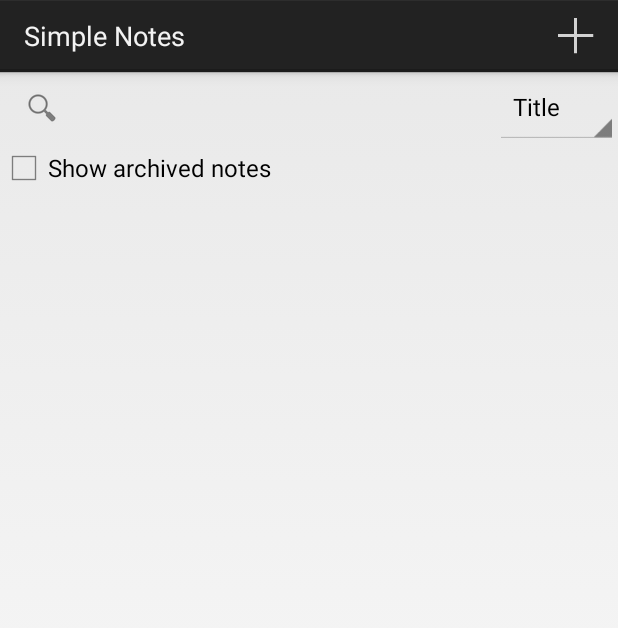
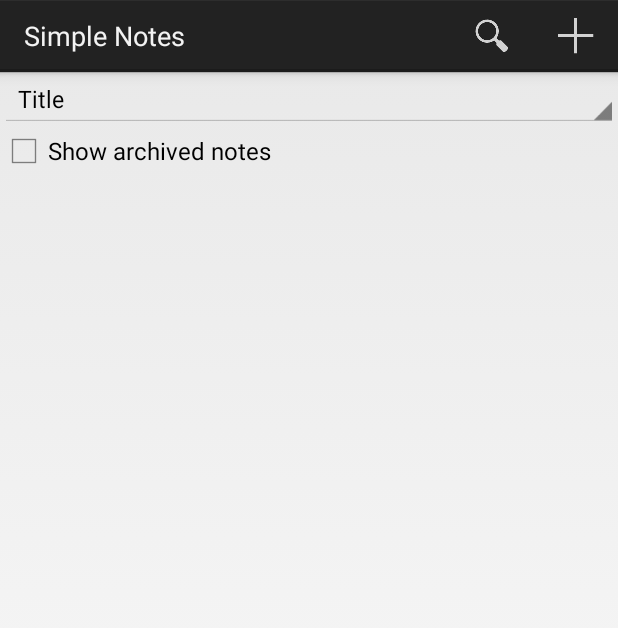
Before and after one commit to Dakstraede/SimpleNotes, an Android app: the screen it shows after launch (MainActivity), on a phone screen of 412 x 824 dp. Shown: the top 628 px of the screen. Run offline under Robolectric (Android 15) with nearby library versions, the phone set to English and light mode, and no system bars.

Commit message:
Search notes in ActionBar, being sure items get added only one time if backpressed in fragments, moved onCreateOptionsMenu to NoteListFragment

```diff
--- a/app/src/main/java/com/gp19/esgi/simplenotes/MainActivity.java
+++ b/app/src/main/java/com/gp19/esgi/simplenotes/MainActivity.java
@@ -21,7 +21,7 @@ public class MainActivity extends Activity implements NoteListFragment.OnFragmen
     protected void onCreate(Bundle savedInstanceState) {
         super.onCreate(savedInstanceState);
         setContentView(R.layout.activity_main);
-        getActionBar().setDisplayHomeAsUpEnabled(false);
+//        getActionBar().setDisplayHomeAsUpEnabled(false);
         helper = new DBHelper(this);
         sqLiteDatabase = helper.getWritableDatabase();
         noteDataSource = new NoteDataSource(sqLiteDatabase);
--- a/app/src/main/java/com/gp19/esgi/simplenotes/MainFragment.java
+++ b/app/src/main/java/com/gp19/esgi/simplenotes/MainFragment.java
@@ -32,30 +32,10 @@ public class MainFragment extends Fragment{
     @Override
     public View onCreateView(LayoutInflater inflater, ViewGroup container,
                              Bundle savedInstanceState) {
-        setHasOptionsMenu(true);
         View view = inflater.inflate(R.layout.main_fragment, container, false);
         getFragmentManager().beginTransaction().add(R.id.main_fragment, new NoteListFragment(), "NoteListFragment").commit();
         return view;
     }
 
-    @Override
-    public void onCreateOptionsMenu(Menu menu, MenuInflater inflater) {
-        inflater.inflate(R.menu.activity_itemlist, menu);
-    }
 
-    @Override
-    public boolean onOptionsItemSelected(MenuItem item) {
-        // handle item selection
-        switch (item.getItemId()) {
-            case R.id.add_item:
-                FragmentTransaction fragmentTransaction = this.getFragmentManager().beginTransaction();
-                AddNoteFragment addNoteFragment = new AddNoteFragment();
-                fragmentTransaction.replace(R.id.rootLayout, addNoteFragment, "AddNoteFragment");
-                fragmentTransaction.addToBackStack("ADDNOTE");
-                fragmentTransaction.commit();
-                return true;
-            default:
-                return super.onOptionsItemSelected(item);
-        }
-    }
 }
--- a/app/src/main/java/com/gp19/esgi/simplenotes/NoteListFragment.java
+++ b/app/src/main/java/com/gp19/esgi/simplenotes/NoteListFragment.java
@@ -2,6 +2,7 @@ package com.gp19.esgi.simplenotes;
 
 import android.app.ActionBar;
 import android.app.Activity;
+import android.app.FragmentTransaction;
 import android.app.LoaderManager;
 import android.content.Loader;
 import android.os.Build;
@@ -13,6 +14,7 @@ import android.view.InflateException;
 import android.view.LayoutInflater;
 import android.view.Menu;
 import android.view.MenuInflater;
+import android.view.MenuItem;
 import android.view.View;
 import android.view.ViewGroup;
 import android.widget.AdapterView;
@@ -67,6 +69,7 @@ public class NoteListFragment extends ListFragment implements AdapterView.OnItem
         }
         try {
             view = inflater.inflate(R.layout.endless_list_layout, container, false);
+            setHasOptionsMenu(true);
         } catch (InflateException e) {
         }
         return view;
@@ -87,9 +90,6 @@ public class NoteListFragment extends ListFragment implements AdapterView.OnItem
         getLoaderManager().initLoader(LOADER_ID, null, this);
         if (getFragmentManager().findFragmentByTag("MainFragment").getView() != null)
         {
-            SearchView searchView = (SearchView) getActivity().findViewById(R.id.searchView);
-            searchView.setOnQueryTextListener(this);
-            searchView.setOnCloseListener(this);
             Spinner spinner = (Spinner) getActivity().findViewById(R.id.sort_spinner);
             spinner.setOnItemSelectedListener(this);
             CheckBox checkBox = (CheckBox) getActivity().findViewById(R.id.checkBox);
@@ -270,4 +270,34 @@ public class NoteListFragment extends ListFragment implements AdapterView.OnItem
 
     @Override
     public void onNothingSelected(AdapterView<?> parent) {}
+
+    @Override
+    public void onCreateOptionsMenu(Menu menu, MenuInflater inflater) {
+
+        if (menu.findItem(R.id.action_search) == null){
+            inflater.inflate(R.menu.activity_itemlist, menu);
+            MenuItem searchItem = menu.findItem(R.id.action_search);
+            SearchView searchView = (SearchView)searchItem.getActionView();
+            searchView.setQueryHint(getResources().getString(R.string.search_hint));
+            searchView.setOnCloseListener(this);
+            searchView.setOnQueryTextListener(this);
+        }
+
+    }
+
+    @Override
+    public boolean onOptionsItemSelected(MenuItem item) {
+        // handle item selection
+        switch (item.getItemId()) {
+            case R.id.add_item:
+                FragmentTransaction fragmentTransaction = this.getFragmentManager().beginTransaction();
+                AddNoteFragment addNoteFragment = new AddNoteFragment();
+                fragmentTransaction.replace(R.id.rootLayout, addNoteFragment, "AddNoteFragment");
+                fragmentTransaction.addToBackStack("ADDNOTE");
+                fragmentTransaction.commit();
+                return true;
+            default:
+                return super.onOptionsItemSelected(item);
+        }
+    }
 }
--- a/app/src/main/res/layout/main_fragment.xml
+++ b/app/src/main/res/layout/main_fragment.xml
@@ -8,15 +8,9 @@
         android:layout_width="match_parent"
         android:layout_height="wrap_content"
         android:id="@+id/layoutsub">
-        <SearchView
-            android:layout_width="match_parent"
-            android:layout_height="wrap_content"
-            android:id="@+id/searchView"
-            android:queryHint="@string/main_search_placeholder"
-            android:layout_weight="1" />
 
         <Spinner
-            android:layout_width="match_parent"
+            android:layout_width="0dp"
             android:layout_height="match_parent"
             android:id="@+id/sort_spinner"
             android:layout_weight="4"
--- a/app/src/main/res/menu/activity_itemlist.xml
+++ b/app/src/main/res/menu/activity_itemlist.xml
@@ -1,6 +1,14 @@
 <?xml version="1.0" encoding="utf-8"?>
 <menu
     xmlns:android="http://schemas.android.com/apk/res/android">
+
+
+    <item android:id="@+id/action_search"
+        android:title="@string/main_search_placeholder"
+        android:icon="@drawable/ic_action_search"
+        android:showAsAction="ifRoom|collapseActionView"
+        android:actionViewClass="android.widget.SearchView"
+        />
 
     <item
         android:id="@+id/add_item"
```
